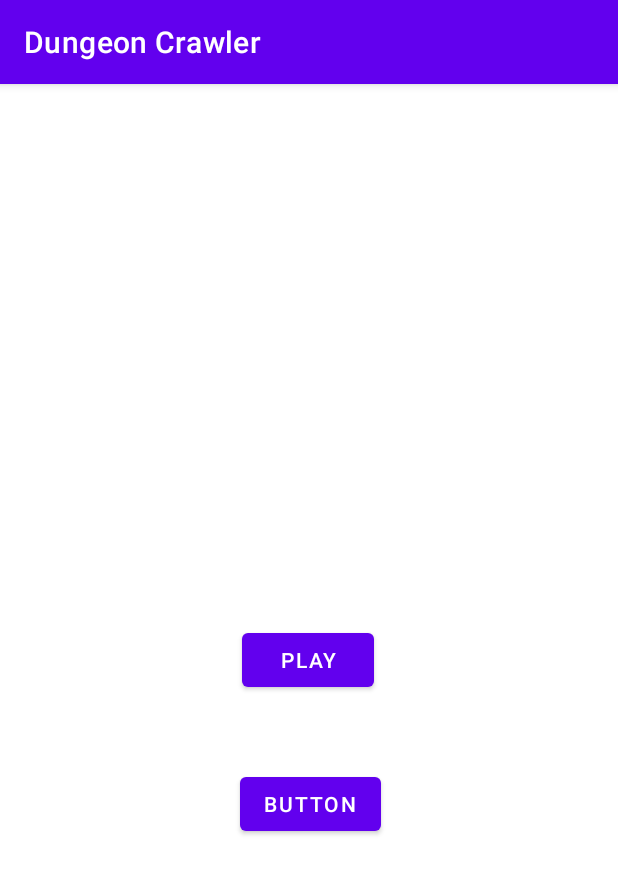
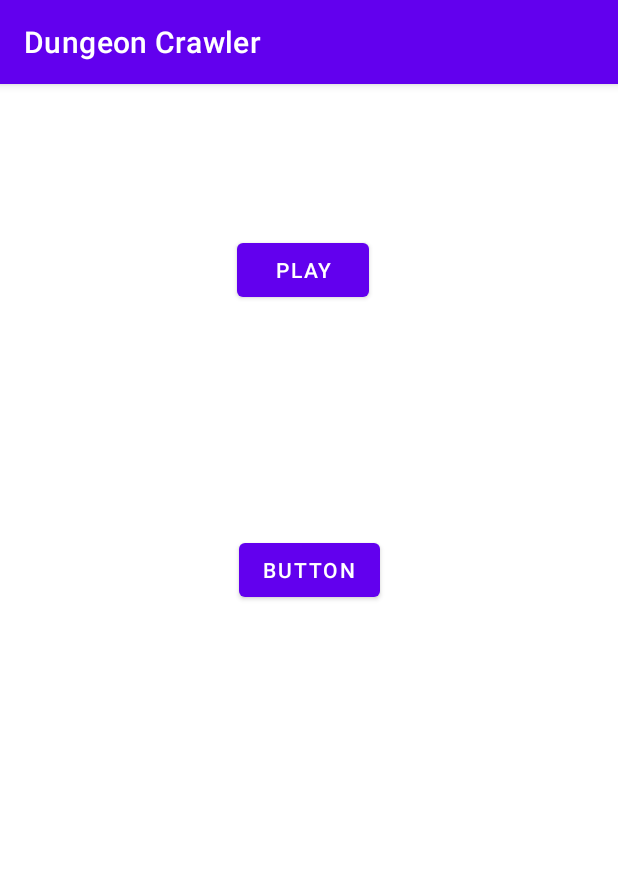
Before and after one commit to dhelfrich/DungeonCrawler, an Android app: the screen it shows after launch (MainActivity), on a phone screen of 412 x 824 dp. Shown: the top 874 px of the screen. Run offline under Robolectric (Android 15) with nearby library versions, the phone set to English and light mode, and no system bars.

Commit message:
Add navigation button to new screens

```diff
--- a/app/src/main/java/com/example/dungeoncrawler/MainActivity.java
+++ b/app/src/main/java/com/example/dungeoncrawler/MainActivity.java
@@ -1,13 +1,34 @@
 package com.example.dungeoncrawler;
 
 import androidx.appcompat.app.AppCompatActivity;
+
+import android.content.Intent;
 import android.os.Bundle;
+import android.view.View;
+import android.widget.Button;
 
 public class MainActivity extends AppCompatActivity {
+
+    private Button playButton;
 
     @Override
     protected void onCreate(Bundle savedInstanceState) {
         super.onCreate(savedInstanceState);
         setContentView(R.layout.activity_main);
+
+        playButton = (Button) findViewById(R.id.playButton);
+        playButton.setOnClickListener(new View.OnClickListener() {
+            @Override
+            public void onClick(View view) {
+                openActivityGameplay();
+            }
+        });
+
+
+    }
+
+    public void openActivityGameplay() {
+        Intent intent = new Intent(this, GameplayActivity.class);
+        startActivity(intent);
     }
 }
--- a/app/src/main/res/layout/activity_main.xml
+++ b/app/src/main/res/layout/activity_main.xml
@@ -1,5 +1,5 @@
 <?xml version="1.0" encoding="utf-8"?>
-<androidx.constraintlayout.widget.ConstraintLayout
+<RelativeLayout
         xmlns:android="http://schemas.android.com/apk/res/android"
         xmlns:tools="http://schemas.android.com/tools"
         xmlns:app="http://schemas.android.com/apk/res-auto"
@@ -12,11 +12,9 @@
         android:layout_width="wrap_content"
         android:layout_height="wrap_content"
         android:layout_marginStart="158dp"
-        android:layout_marginTop="341dp"
+        android:layout_marginTop="100dp"
         android:layout_marginEnd="159dp"
-        android:layout_marginBottom="342dp"
         android:text="Play"
-        app:layout_constraintBottom_toBottomOf="parent"
         app:layout_constraintEnd_toEndOf="parent"
         app:layout_constraintStart_toStartOf="parent"
         app:layout_constraintTop_toTopOf="parent" />
@@ -26,12 +24,12 @@
         android:layout_width="wrap_content"
         android:layout_height="wrap_content"
         android:layout_marginStart="159dp"
-        android:layout_marginTop="48dp"
+        android:layout_marginTop="300dp"
         android:layout_marginEnd="158dp"
         android:text="Button"
         app:layout_constraintEnd_toEndOf="parent"
         app:layout_constraintHorizontal_bias="1.0"
         app:layout_constraintStart_toStartOf="parent"
-        app:layout_constraintTop_toBottomOf="@+id/playButton" />
+        app:layout_constraintTop_toTopOf="parent" />
 
-</androidx.constraintlayout.widget.ConstraintLayout>
+</RelativeLayout>
```
Also changed, not shown: app/src/main/AndroidManifest.xml (+5 -2 lines), app/src/main/java/com/example/dungeoncrawler/GameplayActivity.java (added, +14 -0 lines), app/src/main/res/layout/activity_gameplay.xml (added, +18 -0 lines).
